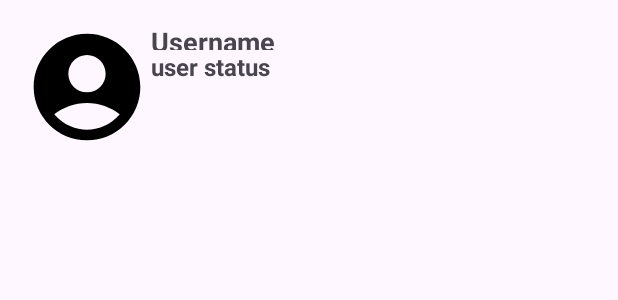
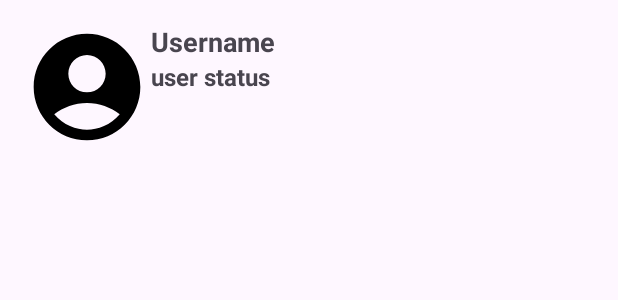
Before and after one commit to bpbn/UngDungChat, an Android app: the layout users_display_layout.xml on its own in the app's theme, with its tools: preview values and no code run, on a phone screen of 412 x 824 dp. Shown: the top 300 px of the screen. Run offline under Robolectric (Android 15) with nearby library versions, the phone set to English and light mode, and no system bars.

Commit message:
edit user display

```diff
--- a/app/src/main/res/layout/users_display_layout.xml
+++ b/app/src/main/res/layout/users_display_layout.xml
@@ -30,11 +30,11 @@
                 <TextView
                     android:id="@+id/user_profile_name"
                     android:layout_width="200dp"
-                    android:layout_height="match_parent"
+                    android:layout_height="wrap_content"
                     android:text="@string/username"
                     android:textAlignment="textStart"
-                    android:textStyle="bold"
-                    android:textSize="18sp"/>
+                    android:textSize="18sp"
+                    android:textStyle="bold" />
 
                 <ImageView
                     android:id="@+id/user_online_status"
@@ -53,11 +53,11 @@
                 <TextView
                     android:id="@+id/user_status"
                     android:layout_width="200dp"
-                    android:layout_height="match_parent"
+                    android:layout_height="wrap_content"
                     android:text="@string/user_status"
                     android:textAlignment="textStart"
-                    android:textStyle="bold"
-                    android:textSize="16sp"/>
+                    android:textSize="16sp"
+                    android:textStyle="bold" />
 
 
             </LinearLayout>
```
